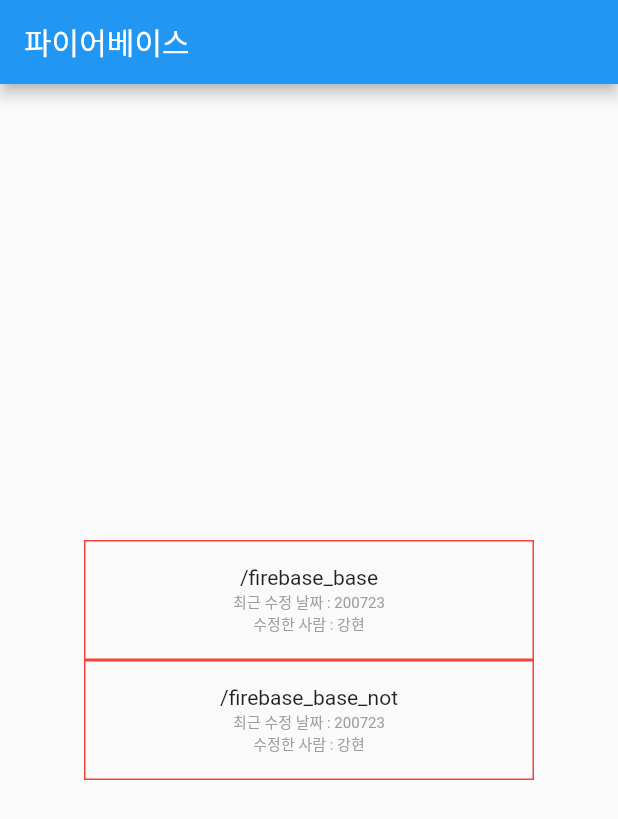
After one commit to assdfg0313/very_base_ui, a Flutter app: the screen it shows after launch, after a tap on "/firebase_folder", on a phone screen of 412 x 824 dp. The commit adds this screen. Shown: the top 819 px of the screen. Run offline on Flutter 3.47's test engine with Material 2 defaults, Android fonts, the phone set to English and light mode, and no system bars; our stand-ins replace cloud_firestore; accounts and stored records are empty.

Commit message:
실습했던 것들 업로드 하는 공간!! 이런 식으로!!

```diff
--- /dev/null
+++ b/lib/firebase/firebase_folder.dart
@@ -0,0 +1,71 @@
+import 'package:flutter/material.dart';
+
+import 'firebase_base.dart';
+import 'firebase_base_not.dart';
+
+
+List<List<String>> list = [
+  ['/firebase_base',"200723","강현"],
+  ['/firebase_base_not',"200723","강현"],
+];
+
+class firebase_folder extends StatelessWidget {
+  @override
+  Widget build(BuildContext context) {
+    return MaterialApp(
+        title: 'folder',
+        theme: ThemeData(
+          primarySwatch: Colors.blue,
+          visualDensity: VisualDensity.adaptivePlatformDensity,
+        ),
+        home: fbFolder(),
+        routes: {
+          '/firebase_base':(context) => firebase_base(),
+          '/firebase_base_not':(context) => firebase_base_not(),
+        }
+    );
+  }
+}
+
+class fbFolder extends StatefulWidget {
+  @override
+  _fbFolderState createState() => _fbFolderState();
+}
+
+class _fbFolderState extends State<fbFolder> {
+  @override
+  Widget build(BuildContext context) {
+    return Scaffold(
+      appBar: AppBar(title: Text("파이어베이스")),
+      body: Center(
+        child: SingleChildScrollView(
+          child:Column(
+            mainAxisAlignment: MainAxisAlignment.center,
+            children: list.map((elem)=> content_list(elem[0],elem[1],elem[2])).toList(),
+          ),
+        ),
+      ),
+    );
+  }
+
+  Widget content_list(String title, String date, String name) {
+    return GestureDetector(
+      onTap:(){Navigator.pushNamed((context), title);},
+      child: SizedBox(
+        height: 80,
+        width: 300,
+        child: Container(
+          decoration: BoxDecoration(border: Border.all(color: Colors.red, width:1),),
+          child: Column(
+            mainAxisAlignment: MainAxisAlignment.center,
+            children: [
+              Text(title, textAlign: TextAlign.center,),
+              Text("최근 수정 날짜 : $date", style: TextStyle(color: Colors.grey, fontSize: 10),),
+              Text("수정한 사람 : $name", style: TextStyle(color: Colors.grey, fontSize: 10),),
+            ],
+          ),
+        ),
+      ),
+    );
+  }
+}
--- a/lib/main.dart
+++ b/lib/main.dart
@@ -1,5 +1,7 @@
 import 'package:flutter/material.dart';
+import 'package:very_base_ui/provider/provider_folder.dart';
 import 'package:very_base_ui/teayong/ty_folder.dart';
+import 'firebase/firebase_folder.dart';
 import 'image_animation_Test/image_folder.dart';
 import 'item/cupertino_test/cupertino_folder.dart';
 import 'jinho/jh_folder.dart';
@@ -11,8 +13,10 @@ void main() {
 }
 
 List<String> list = [
+  '/firebase_folder',
   '/image_folder',
   '/cupertino_folder',
+  '/provider_folder',
   '/jh_folder',
   '/kh_folder',
   '/kb_folder',
@@ -30,8 +34,10 @@ class MyApp extends StatelessWidget {
         ),
         home: MyHomePage(title: 'Flutter very first base'),
         routes: {
+          '/firebase_folder':(context) => firebase_folder(),
           '/image_folder':(context) => image_folder(),
           '/cupertino_folder': (context) => cupertino_folder(),
+          '/provider_folder': (context) => provider_folder(),
           '/jh_folder': (context) => jh_folder(),
           '/kh_folder': (context) => kh_folder(),
           '/kb_folder': (context) => kb_folder(),
--- /dev/null
+++ b/lib/provider/Counter.dart
@@ -0,0 +1,14 @@
+
+import 'package:flutter/foundation.dart'; // for ChangeNotifier
+
+
+class Counter with ChangeNotifier{
+  int _count = 0;
+
+  int getCount() => _count;
+
+  void increament() {
+    _count++;
+    notifyListeners(); // it can be used when ChangeNotifier defined
+  }
+}
--- a/pubspec.yaml
+++ b/pubspec.yaml
@@ -28,6 +28,8 @@ dependencies:
   # The following adds the Cupertino Icons font to your application.
   # Use with the CupertinoIcons class for iOS style icons.
   cupertino_icons: ^0.1.3
+  provider: ^3.0.0
+  cloud_firestore: ^0.13.7
 
 dev_dependencies:
   flutter_test:
@@ -61,7 +63,7 @@ flutter:
   # list giving the asset and other descriptors for the font. For
   # example:
   # fonts:
-  #   - family: Schyler
+  #   - family: Scyler
   #     fonts:
   #       - asset: fonts/Schyler-Regular.ttf
   #       - asset: fonts/Schyler-Italic.ttf
```
Also changed, not shown: lib/firebase/firebase_base.dart (added, +123 -0 lines), lib/firebase/firebase_base_not.dart (added, +102 -0 lines), lib/provider/provider_example1.dart (added, +68 -0 lines), lib/provider/provider_example2.dart (added, +49 -0 lines), lib/provider/provider_folder.dart (added, +69 -0 lines), pubspec.lock, 4 other files.
